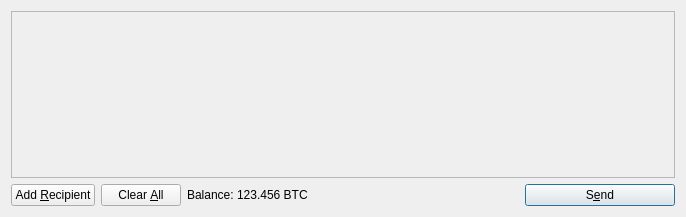
The window that src/qt/forms/sendcoinsdialog.ui (vlugansky/bitcoinold08) describes before a commit, drawn with Qt 5.
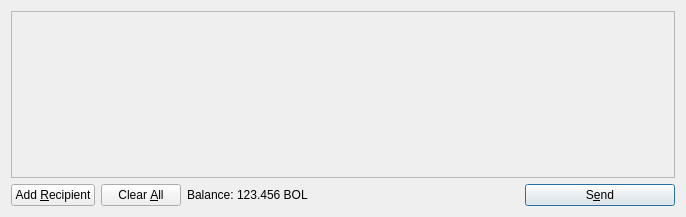
The same window after the commit. Icons and pictures are not drawn.

Patch:
```diff
--- a/src/qt/forms/sendcoinsdialog.ui
+++ b/src/qt/forms/sendcoinsdialog.ui
@@ -119,7 +119,7 @@
           <cursorShape>IBeamCursor</cursorShape>
          </property>
          <property name="text">
-          <string>123.456 BTC</string>
+          <string>123.456 BOL</string>
          </property>
          <property name="textInteractionFlags">
           <set>Qt::LinksAccessibleByMouse|Qt::TextSelectableByKeyboard|Qt::TextSelectableByMouse</set>
```
Left out of the diff: 8 changed lines with no effect on the pictures.
